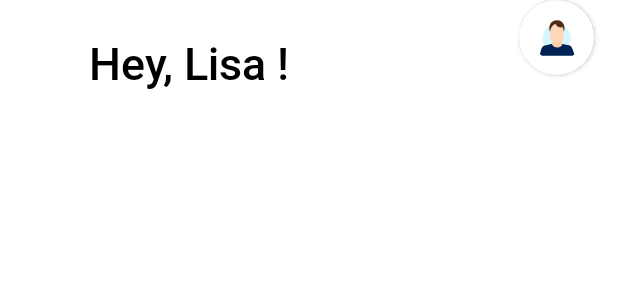
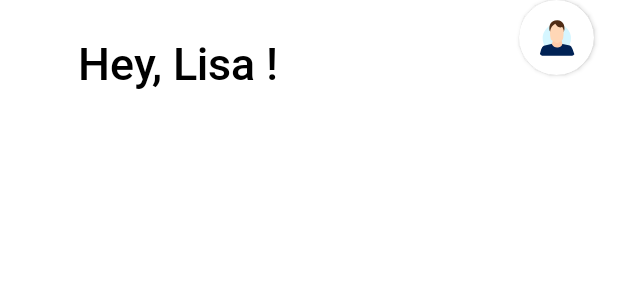
Before and after one commit to helloashishpal/PShiksha, an Android app: the layout activity_services.xml on its own in the app's theme, with its tools: preview values and no code run, on a phone screen of 412 x 824 dp. Shown: the top 300 px of the screen. Run offline under Robolectric (Android 15) with nearby library versions, the phone set to English and light mode, and no system bars.

```diff
--- a/app/src/main/res/layout/activity_services.xml
+++ b/app/src/main/res/layout/activity_services.xml
@@ -7,13 +7,13 @@
     tools:context=".servicesActivity">
 
     <TextView
-        android:layout_width="200dp"
-        android:layout_height="50dp"
+        android:layout_width="wrap_content"
+        android:layout_height="wrap_content"
         android:layout_marginLeft="32dp"
         android:layout_marginTop="16dp"
         android:padding="5dp"
         android:textColor="@color/black"
-        android:text="   Hey, Lisa !"
+        android:text="  Hey, Lisa !"
         android:textSize="30sp"
         app:layout_constraintLeft_toLeftOf="parent"
         app:layout_constraintTop_toTopOf="parent" />
@@ -21,11 +21,12 @@
 
     <androidx.cardview.widget.CardView
         android:layout_marginRight="16dp"
-        android:layout_width="50dp"
-        android:layout_height="50dp"
+        android:layout_width="wrap_content"
+        android:layout_height="wrap_content"
         app:layout_constraintRight_toRightOf="parent"
         tools:layout_editor_absoluteY="16dp"
-        app:cardCornerRadius="4000dp">
+        app:cardCornerRadius="4000dp"
+        tools:ignore="MissingConstraints">
         <ImageButton
             android:layout_width="50dp"
             android:layout_height="50dp"
```
